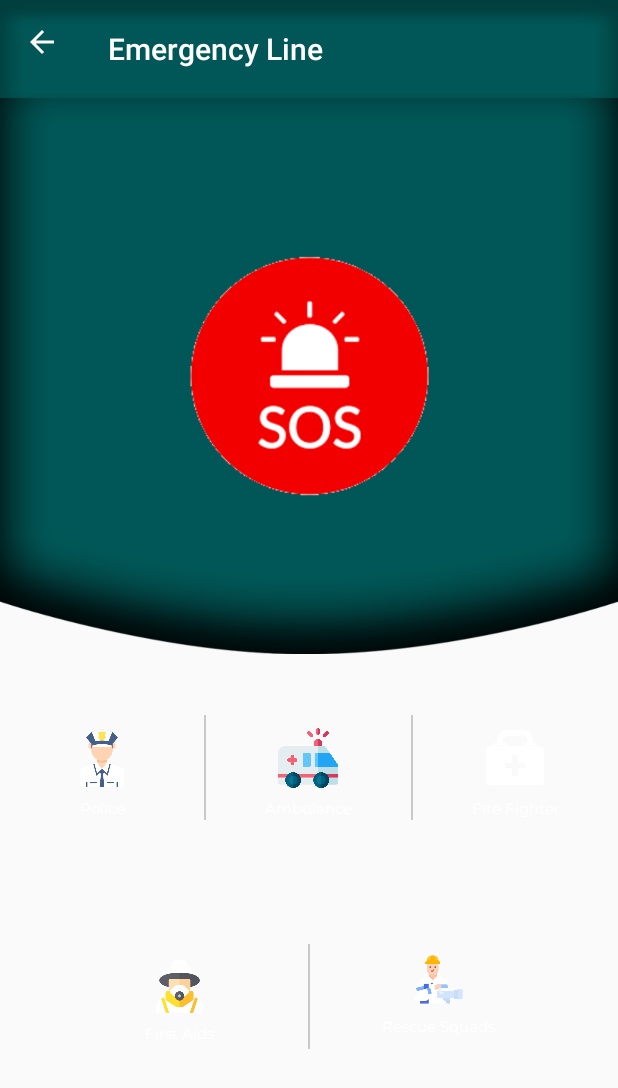
After one commit to pharidali/NepathayaHackathonTeamPharid, an Android app: the EmergencyActivity screen opened directly, with no data from a screen before it, on a phone screen of 412 x 824 dp. The commit adds this screen. Shown: the top 1088 px of the screen. Run offline under Robolectric (Android 15) with nearby library versions, the phone set to English and light mode, and no system bars; libraries missing offline, so code that uses them is left out: cn.pedant.

Commit message:
Emergency SOS added

```diff
--- a/app/src/main/AndroidManifest.xml
+++ b/app/src/main/AndroidManifest.xml
@@ -73,6 +73,8 @@
             android:label="Hotel Search"/>
         <activity android:name=".HotelResult"
             android:label="Hotel Search"/>
+        <activity android:name=".EmergencyActivity"
+            android:label="Emergency Line"/>
 
         <service android:name=".service.NotificationService" />
 
--- /dev/null
+++ b/app/src/main/java/com/example/myapplication/EmergencyActivity.java
@@ -0,0 +1,196 @@
+package com.example.myapplication;
+
+import android.content.Intent;
+import android.os.Bundle;
+import android.view.MenuItem;
+import android.view.View;
+import android.view.Window;
+import android.view.WindowManager;
+import android.widget.LinearLayout;
+
+import androidx.appcompat.app.AppCompatActivity;
+import androidx.appcompat.widget.Toolbar;
+import androidx.cardview.widget.CardView;
+import androidx.core.content.ContextCompat;
+
+import cn.pedant.SweetAlert.SweetAlertDialog;
+
+public class EmergencyActivity extends AppCompatActivity {
+
+    @Override
+    protected void onCreate(Bundle savedInstanceState) {
+        super.onCreate(savedInstanceState);
+        Window window = getWindow();
+        window.clearFlags(WindowManager.LayoutParams.FLAG_TRANSLUCENT_STATUS);
+        window.addFlags(WindowManager.LayoutParams.FLAG_DRAWS_SYSTEM_BAR_BACKGROUNDS);
+        window.setStatusBarColor(ContextCompat.getColor(this,R.color.colorPrimary));
+
+        setContentView(R.layout.activity_emergency);
+
+        Toolbar toolbar = (Toolbar) findViewById(R.id.toolbar);
+        setSupportActionBar(toolbar);
+        if (getSupportActionBar() != null) {
+            getSupportActionBar().setDisplayHomeAsUpEnabled(true);
+
+        }
+
+        LinearLayout police = (LinearLayout) findViewById(R.id.police);
+        police.setOnClickListener(new View.OnClickListener() {
+            @Override
+            public void onClick(View v) {
+
+                new SweetAlertDialog(EmergencyActivity.this, SweetAlertDialog.WARNING_TYPE)
+                        .setTitleText("Are you sure?")
+                        .setContentText("Won't be able to cancel this action!")
+                        .setConfirmText("Yes,It's a Emergency!")
+                        .setConfirmClickListener(new SweetAlertDialog.OnSweetClickListener() {
+                            @Override
+                            public void onClick(SweetAlertDialog sDialog) {
+                                sDialog
+                                        .setTitleText("Action Completed!")
+                                        .setContentText("Your case has issued!")
+                                        .setConfirmText("OK")
+                                        .setConfirmClickListener(null)
+                                        .changeAlertType(SweetAlertDialog.SUCCESS_TYPE);
+                            }
+                        })
+
+                        .show();
+
+               // Intent i = new Intent(MainActivity.this, RestaurantsActivity.class);
+             //   startActivity(i);
+
+            }
+        });
+
+        LinearLayout ambulance = (LinearLayout) findViewById(R.id.ambulance);
+        ambulance.setOnClickListener(new View.OnClickListener() {
+            @Override
+            public void onClick(View v) {
+
+                new SweetAlertDialog(EmergencyActivity.this, SweetAlertDialog.WARNING_TYPE)
+                        .setTitleText("Are you sure?")
+                        .setContentText("Won't be able to cancel this action!")
+                        .setConfirmText("Yes,It's a Emergency!")
+                        .setConfirmClickListener(new SweetAlertDialog.OnSweetClickListener() {
+                            @Override
+                            public void onClick(SweetAlertDialog sDialog) {
+                                sDialog
+                                        .setTitleText("Action Completed!")
+                                        .setContentText("Your case has issued!")
+                                        .setConfirmText("OK")
+                                        .setConfirmClickListener(null)
+                                        .changeAlertType(SweetAlertDialog.SUCCESS_TYPE);
+                            }
+                        })
+                        .show();
+
+                // Intent i = new Intent(MainActivity.this, RestaurantsActivity.class);
+                //   startActivity(i);
+
+            }
+        });
+
+
+        LinearLayout firefighter = (LinearLayout) findViewById(R.id.firefighter);
+        firefighter.setOnClickListener(new View.OnClickListener() {
+            @Override
+            public void onClick(View v) {
+
+                new SweetAlertDialog(EmergencyActivity.this, SweetAlertDialog.WARNING_TYPE)
+                        .setTitleText("Are you sure?")
+                        .setContentText("Won't be able to cancel this action!")
+                        .setConfirmText("Yes,It's a Emergency!")
+                        .setConfirmClickListener(new SweetAlertDialog.OnSweetClickListener() {
+                            @Override
+                            public void onClick(SweetAlertDialog sDialog) {
+                                sDialog
+                                        .setTitleText("Action Completed!")
+                                        .setContentText("Your case has issued!")
+                                        .setConfirmText("OK")
+                                        .setConfirmClickListener(null)
+                                        .changeAlertType(SweetAlertDialog.SUCCESS_TYPE);
+                            }
+                        })
+                        .show();
+
+                // Intent i = new Intent(MainActivity.this, RestaurantsActivity.class);
+                //   startActivity(i);
+
+            }
+        });
+
+
+        LinearLayout firstaids = (LinearLayout) findViewById(R.id.firstaids);
+        firstaids.setOnClickListener(new View.OnClickListener() {
+            @Override
+            public void onClick(View v) {
+
+                new SweetAlertDialog(EmergencyActivity.this, SweetAlertDialog.WARNING_TYPE)
+                        .setTitleText("Are you sure?")
+                        .setContentText("Won't be able to cancel this action!")
+                        .setConfirmText("Yes,It's a Emergency!")
+                        .setConfirmClickListener(new SweetAlertDialog.OnSweetClickListener() {
+                            @Override
+                            public void onClick(SweetAlertDialog sDialog) {
+                                sDialog
+                                        .setTitleText("Action Completed!")
+                                        .setContentText("Your case has issued!")
+                                        .setConfirmText("OK")
+                                        .setConfirmClickListener(null)
+                                        .changeAlertType(SweetAlertDialog.SUCCESS_TYPE);
+                            }
+                        })
+                        .show();
+
+                // Intent i = new Intent(MainActivity.this, RestaurantsActivity.class);
+                //   startActivity(i);
+
+            }
+        });
+
+
+        LinearLayout rescue = (LinearLayout) findViewById(R.id.rescue);
+        rescue.setOnClickListener(new View.OnClickListener() {
+            @Override
+            public void onClick(View v) {
+
+                new SweetAlertDialog(EmergencyActivity.this, SweetAlertDialog.WARNING_TYPE)
+                        .setTitleText("Are you sure?")
+                        .setContentText("Won't be able to cancel this action!")
+                        .setConfirmText("Yes,It's a Emergency!")
+                        .setConfirmClickListener(new SweetAlertDialog.OnSweetClickListener() {
+                            @Override
+                            public void onClick(SweetAlertDialog sDialog) {
+                                sDialog
+                                        .setTitleText("Action Completed!")
+                                        .setContentText("Your case has issued!")
+                                        .setConfirmText("OK")
+                                        .setConfirmClickListener(null)
+                                        .changeAlertType(SweetAlertDialog.SUCCESS_TYPE);
+                            }
+                        })
+                        .show();
+
+                // Intent i = new Intent(MainActivity.this, RestaurantsActivity.class);
+                //   startActivity(i);
+
+            }
+        });
+
+
+    }
+    @Override
+    public boolean onOptionsItemSelected(MenuItem item) {
+        switch (item.getItemId()) {
+            case android.R.id.home:
+                finish();
+                return true;
+        }
+
+        return super.onOptionsItemSelected(item);
+    }
+
+
+
+}
--- a/app/src/main/java/com/example/myapplication/MainActivity.java
+++ b/app/src/main/java/com/example/myapplication/MainActivity.java
@@ -104,6 +104,18 @@ public class MainActivity extends AppCompatActivity implements NavigationView.On
             }
         });
 
+        LinearLayout sos = (LinearLayout) findViewById(R.id.sos);
+        sos.setOnClickListener(new View.OnClickListener() {
+            @Override
+            public void onClick(View v) {
+
+                Intent i = new Intent(MainActivity.this, EmergencyActivity.class);
+                startActivity(i);
+
+            }
+        });
+
+
         LinearLayout events = (LinearLayout) findViewById(R.id.events);
         events.setOnClickListener(new View.OnClickListener() {
             @Override
--- /dev/null
+++ b/app/src/main/res/layout/activity_emergency.xml
@@ -0,0 +1,299 @@
+<?xml version="1.0" encoding="utf-8"?>
+<LinearLayout xmlns:android="http://schemas.android.com/apk/res/android"
+    xmlns:app="http://schemas.android.com/apk/res-auto"
+    android:orientation="vertical"
+    android:layout_width="match_parent"
+    android:layout_height="match_parent"
+    android:weightSum="100">
+
+    <androidx.appcompat.widget.Toolbar
+        android:id="@+id/toolbar"
+        android:layout_width="match_parent"
+        android:layout_height="0dp"
+        android:background="@drawable/bg2"
+        app:popupTheme="@style/ThemeOverlay.AppCompat.Light"
+        app:theme="@style/ThemeOverlay.AppCompat.Dark.ActionBar"
+        android:layout_weight="8"/>
+
+    <RelativeLayout
+        android:layout_width="match_parent"
+        android:layout_height="0dp"
+        android:layout_weight="45"
+        android:background="@drawable/bg_blue22">
+
+        <ImageView
+            android:layout_width="180dp"
+            android:layout_height="170dp"
+            android:layout_centerInParent="true"
+            android:src="@drawable/sos" />
+
+    </RelativeLayout>
+
+    <LinearLayout
+        android:layout_width="match_parent"
+        android:layout_height="0dp"
+        android:layout_weight="47"
+        android:orientation="vertical"
+        android:weightSum="100">
+
+
+        <LinearLayout
+            android:layout_width="match_parent"
+            android:layout_height="wrap_content"
+            android:layout_weight="33.33"
+            android:orientation="horizontal"
+            android:weightSum="99">
+
+            <LinearLayout
+                android:id="@+id/police"
+                android:layout_width="wrap_content"
+                android:layout_height="match_parent"
+                android:layout_weight="33"
+                android:gravity="center"
+                android:orientation="vertical"
+                android:weightSum="100">
+
+                <LinearLayout
+                    android:layout_width="match_parent"
+                    android:layout_height="wrap_content"
+                    android:layout_weight="10"
+                    android:gravity="right|center_vertical"
+                    android:orientation="vertical">
+
+                    <ImageView
+                        android:layout_width="7dp"
+                        android:layout_height="7dp"
+                        android:layout_marginRight="25dp"
+                        android:visibility="gone"
+                        app:srcCompat="@drawable/bg_green_circle" />
+                </LinearLayout>
+
+                <ImageView
+                    android:layout_width="40dp"
+                    android:layout_height="40dp"
+                    android:scaleType="fitCenter"
+                    app:srcCompat="@drawable/police" />
+
+                <TextView
+                    android:layout_width="match_parent"
+                    android:layout_height="wrap_content"
+                    android:layout_marginTop="7dp"
+                    android:fontFamily="@font/montserrat"
+                    android:gravity="center"
+                    android:text="Police"
+                    android:textColor="#fff"
+                    android:textSize="10sp" />
+
+            </LinearLayout>
+
+            <View
+                android:layout_width="1dp"
+                android:layout_height="70dp"
+                android:layout_gravity="center"
+                android:background="@color/colorview" />
+
+            <LinearLayout
+                android:id="@+id/ambulance"
+                android:layout_width="wrap_content"
+                android:layout_height="match_parent"
+                android:layout_weight="33"
+                android:gravity="center"
+                android:orientation="vertical"
+                android:weightSum="100">
+
+                <LinearLayout
+                    android:layout_width="match_parent"
+                    android:layout_height="wrap_content"
+                    android:layout_weight="10"
+                    android:gravity="right|center_vertical"
+                    android:orientation="vertical">
+
+                    <ImageView
+
+                        android:layout_width="7dp"
+                        android:layout_height="7dp"
+                        android:layout_marginRight="30dp"
+                        android:visibility="gone"
+                        app:srcCompat="@drawable/bg_green_circle" />
+                </LinearLayout>
+
+                <ImageView
+                    android:layout_width="40dp"
+                    android:layout_height="40dp"
+                    android:scaleType="fitCenter"
+                    app:srcCompat="@drawable/ambulance" />
+
+                <TextView
+                    android:layout_width="match_parent"
+                    android:layout_height="wrap_content"
+                    android:layout_marginTop="7dp"
+                    android:fontFamily="@font/montserrat"
+                    android:gravity="center"
+                    android:text="Ambulance"
+                    android:textColor="#fff"
+                    android:textSize="10sp" />
+
+            </LinearLayout>
+
+            <View
+                android:layout_width="1dp"
+                android:layout_height="70dp"
+                android:layout_gravity="center"
+                android:background="@color/colorview" />
+
+            <LinearLayout
+                android:id="@+id/firefighter"
+
+                android:layout_width="wrap_content"
+                android:layout_height="match_parent"
+                android:layout_weight="33"
+                android:gravity="center"
+                android:orientation="vertical"
+                android:weightSum="100">
+
+                <LinearLayout
+                    android:layout_width="match_parent"
+                    android:layout_height="wrap_content"
+                    android:layout_weight="10"
+                    android:gravity="right|center_vertical"
+                    android:orientation="vertical">
+
+                    <ImageView
+
+                        android:layout_width="7dp"
+                        android:layout_height="7dp"
+                        android:layout_marginRight="35dp"
+                        android:visibility="gone"
+                        app:srcCompat="@drawable/bg_green_circle" />
+                </LinearLayout>
+
+                <ImageView
+                    android:layout_width="40dp"
+                    android:layout_height="40dp"
+                    android:scaleType="fitCenter"
+                    app:srcCompat="@drawable/firstaid" />
+
+                <TextView
+                    android:layout_width="match_parent"
+                    android:layout_height="wrap_content"
+                    android:layout_marginTop="7dp"
+                    android:fontFamily="@font/montserrat"
+                    android:gravity="center"
+                    android:text="Fire Fighter"
+                    android:textColor="#fff"
+                    android:textSize="10sp" />
+
+            </LinearLayout>
+        </LinearLayout>
+
+
+        <LinearLayout
+            android:layout_width="match_parent"
+            android:layout_height="wrap_content"
+            android:layout_weight="33.33"
+            android:orientation="horizontal"
+            android:weightSum="100">
+
+            <LinearLayout
+                android:layout_width="wrap_content"
+                android:layout_height="match_parent"
+                android:layout_weight="20"
+                android:orientation="vertical"></LinearLayout>
+
+            <LinearLayout
+                android:id="@+id/firstaids"
+                android:layout_width="wrap_content"
+                android:layout_height="match_parent"
+                android:layout_weight="20"
+                android:gravity="center"
+                android:orientation="vertical"
+                android:weightSum="100">
+
+                <LinearLayout
+                    android:layout_width="match_parent"
+                    android:layout_height="wrap_content"
+                    android:layout_weight="10"
+                    android:gravity="right|center_vertical"
+                    android:orientation="vertical">
+
+                    <ImageView
+                        android:layout_width="7dp"
+                        android:layout_height="7dp"
+                        android:layout_marginRight="18dp"
+                        android:visibility="gone"
+                        app:srcCompat="@drawable/bg_green_circle" />
+                </LinearLayout>
+
+                <ImageView
+                    android:layout_width="35dp"
+                    android:layout_height="35dp"
+                    android:scaleType="fitCenter"
+                    app:srcCompat="@drawable/firefighter" />
+
+                <TextView
+                    android:id="@+id/saver_title"
+                    android:layout_width="match_parent"
+                    android:layout_height="wrap_content"
+                    android:layout_marginTop="7dp"
+                    android:fontFamily="@font/montserrat"
+                    android:gravity="center"
+                    android:text="First Aids"
+                    android:textColor="#fff"
+                    android:textSize="10sp" />
+
+            </LinearLayout>
+
+            <LinearLayout
+                android:layout_width="wrap_content"
+                android:layout_height="match_parent"
+                android:layout_weight="20"
+                android:gravity="left|center"
+                android:orientation="vertical"
+                android:weightSum="100">
+
+                <View
+                    android:layout_width="1dp"
+                    android:layout_height="70dp"
+                    android:layout_gravity="center"
+                    android:background="@color/colorview" />
+
+            </LinearLayout>
+
+            <LinearLayout
+                android:id="@+id/rescue"
+                android:layout_width="wrap_content"
+                android:layout_height="match_parent"
+                android:layout_weight="20"
+                android:gravity="center"
+                android:orientation="vertical"
+                android:weightSum="100">
+
+                <ImageView
+
+                    android:layout_width="35dp"
+                    android:layout_height="35dp"
+                    android:scaleType="fitCenter"
+                    app:srcCompat="@drawable/fireman" />
+
+                <TextView
+                    android:layout_width="match_parent"
+                    android:layout_height="wrap_content"
+                    android:layout_marginTop="7dp"
+                    android:fontFamily="@font/montserrat"
+                    android:gravity="center"
+                    android:text="Rescue Squads"
+                    android:textColor="#fff"
+                    android:textSize="10sp" />
+
+            </LinearLayout>
+
+            <LinearLayout
+                android:layout_width="wrap_content"
+                android:layout_height="match_parent"
+                android:layout_weight="20"
+                android:orientation="vertical"></LinearLayout>
+
+        </LinearLayout>
+
+    </LinearLayout>
+</LinearLayout>
--- a/app/src/main/res/layout/activity_main.xml
+++ b/app/src/main/res/layout/activity_main.xml
@@ -305,7 +305,7 @@
                         android:layout_width="40dp"
                         android:layout_height="40dp"
                         android:scaleType="fitCenter"
-                        app:srcCompat="@drawable/guide" />
+                        app:srcCompat="@drawable/calendar" />
 
                     <TextView
                         android:layout_width="match_parent"
@@ -496,6 +496,7 @@
                 </LinearLayout>
 
                 <LinearLayout
+                    android:id="@+id/sos"
                     android:layout_width="wrap_content"
                     android:layout_height="match_parent"
                     android:layout_weight="20"
@@ -511,7 +512,6 @@
                         app:srcCompat="@drawable/alarm" />
 
                     <TextView
-                        android:id="@+id/notifs_title"
                         android:layout_width="match_parent"
                         android:layout_height="wrap_content"
                         android:layout_marginTop="7dp"
--- /dev/null
+++ b/app/src/main/res/layout/row_payment.xml
@@ -0,0 +1,6 @@
+<?xml version="1.0" encoding="utf-8"?>
+<LinearLayout xmlns:android="http://schemas.android.com/apk/res/android"
+    android:orientation="vertical" android:layout_width="match_parent"
+    android:layout_height="match_parent">
+
+</LinearLayout>
```
Also changed, not shown: app/src/main/res/drawable/ambulance.png (added), app/src/main/res/drawable/calendar.png (added), app/src/main/res/drawable/firefighter.png (added), app/src/main/res/drawable/fireman.png (added), app/src/main/res/drawable/firstaid.png (added), app/src/main/res/drawable/police.png (added), app/src/main/res/drawable/sos.png (added).
